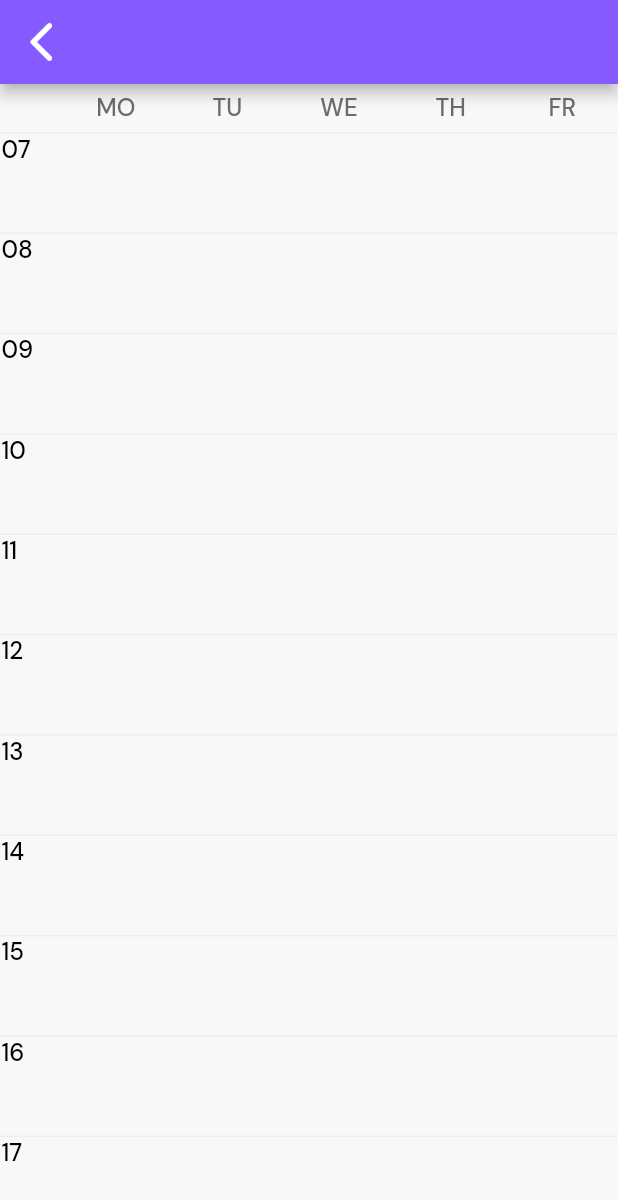
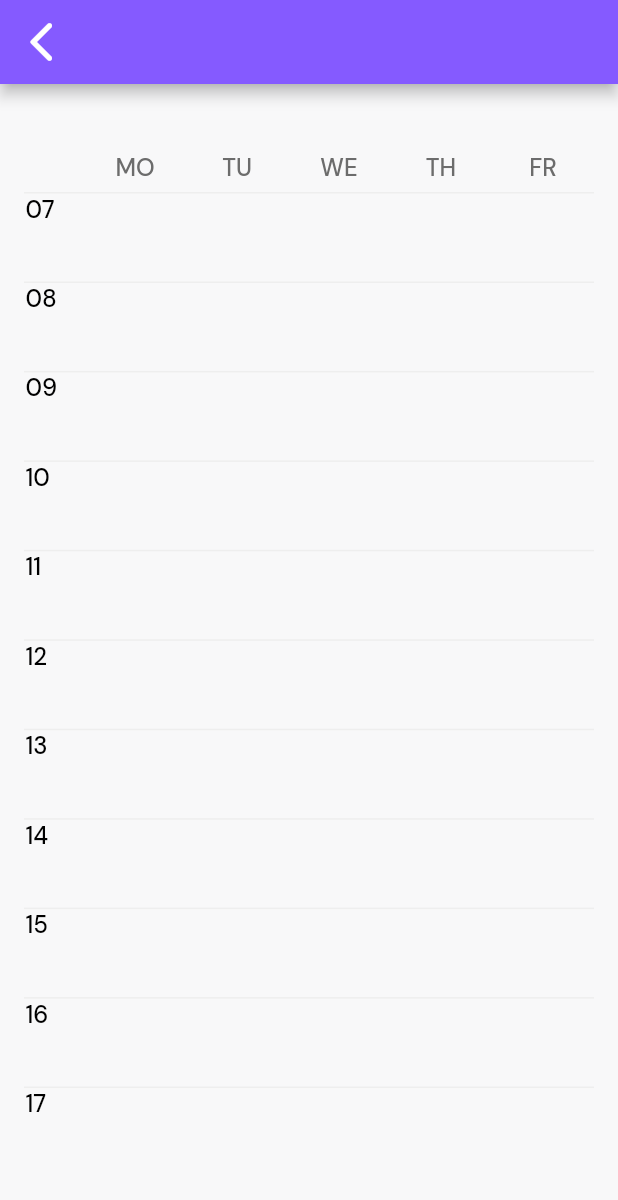
Before and after one commit to gdsc-loyola/admu_student_app, a Flutter app: the PreviewSchedule screen opened directly with empty values, on a phone screen of 412 x 824 dp. Shown: the top 1200 px of the screen. Run offline on Flutter 3.47's test engine with Material 2 defaults, Android fonts, the phone set to English and light mode, and no system bars; our stand-ins replace google_fonts, introduction_screen, sqflite; missing offline and left inert: flutter_hsvcolor_picker; accounts and stored records are empty.

Commit message:
add padding for preview sched

```diff
--- a/lib/screens/enlistment/preview_schedule.dart
+++ b/lib/screens/enlistment/preview_schedule.dart
@@ -25,7 +25,10 @@ class PreviewSchedule extends StatelessWidget {
           onPressed: () => Navigator.of(context).pop(),
         ),
       ),
-      body: ScheduleTimetable(latestSched, subjects: subjects),
+      body: Container(
+        padding: EdgeInsets.fromLTRB(16, 40, 16, 40),
+        child: ScheduleTimetable(latestSched, subjects: subjects),
+      ),
     );
   }
 }
```
